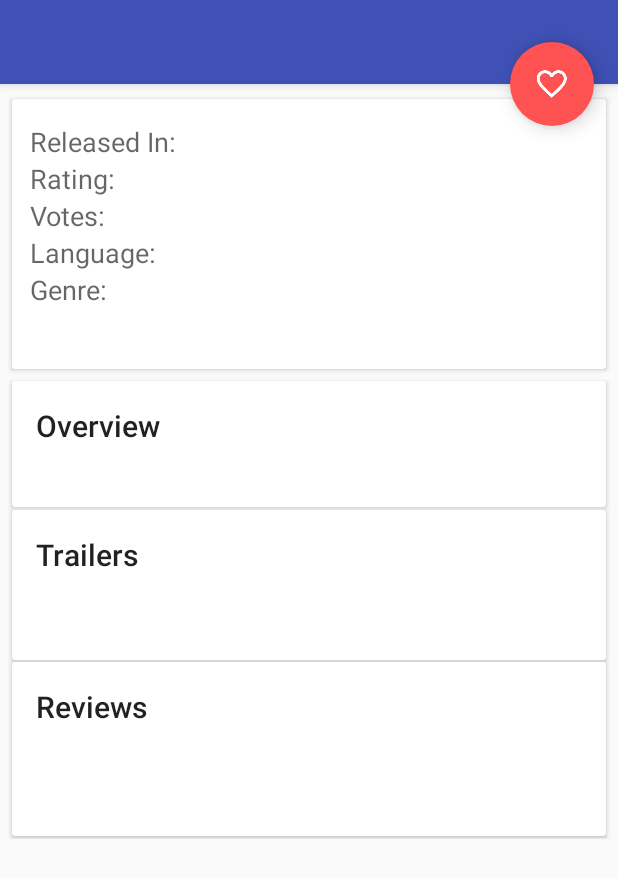
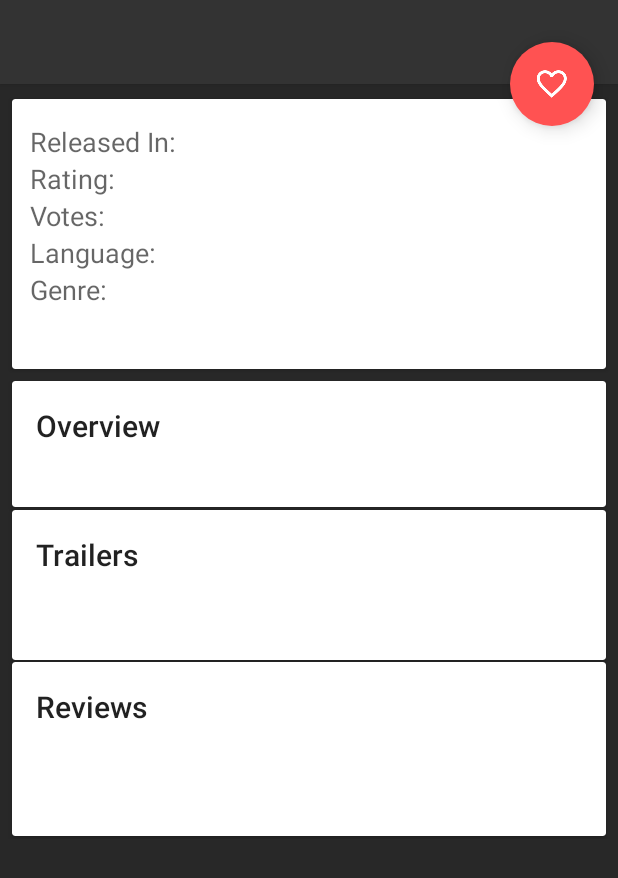
Before and after one commit to manvigupta1987/PopularMovies, an Android app: the MovieDetailFragment screen opened directly, with no data from a screen before it, on a phone screen of 412 x 824 dp. Shown: the top 878 px of the screen. Run offline under Robolectric (Android 15) with nearby library versions, the phone set to English and light mode, and no system bars; our stand-ins replace ButterKnife, Picasso; pictures from the network do not load.

Commit message:
Fix:Change the theme of App

```diff
--- a/app/src/main/res/layout-sw600dp/fragment_movie_detail.xml
+++ b/app/src/main/res/layout-sw600dp/fragment_movie_detail.xml
@@ -42,7 +42,8 @@
                 android:layout_width="match_parent"
                 android:layout_height="?attr/actionBarSize"
                 app:layout_collapseMode="pin"
-                app:popupTheme="@style/ThemeOverlay.AppCompat.Light" />
+                app:popupTheme="@style/ThemeOverlay.AppCompat.Light"
+                app:theme="@style/AppTheme.Toolbar"/>
 
         </android.support.design.widget.CollapsingToolbarLayout>
     </android.support.design.widget.AppBarLayout>
--- a/app/src/main/res/layout/fragment_movie_detail.xml
+++ b/app/src/main/res/layout/fragment_movie_detail.xml
@@ -40,7 +40,8 @@
                 android:layout_width="match_parent"
                 android:layout_height="?attr/actionBarSize"
                 app:layout_collapseMode="pin"
-                app:popupTheme="@style/ThemeOverlay.AppCompat.Light" />
+                app:popupTheme="@style/ThemeOverlay.AppCompat.Light"
+                app:theme="@style/AppTheme.Toolbar"/>
 
         </android.support.design.widget.CollapsingToolbarLayout>
     </android.support.design.widget.AppBarLayout>
--- a/app/src/main/res/values/colors.xml
+++ b/app/src/main/res/values/colors.xml
@@ -1,8 +1,8 @@
 <?xml version="1.0" encoding="utf-8"?>
 <resources>
-    <color name="colorPrimary">#3F51B5</color>
-    <color name="colorPrimaryDark">#303F9F</color>
-    <color name="colorAccent">#FF4081</color>
+    <color name="colorPrimary">#333333</color>
+    <color name="colorPrimaryDark">#1e1e1e</color>
+    <color name="colorAccent">#ffc701</color>
     <color name="colorTeal">#009688</color>
     <color name="colorWhite">#FFFFFF</color>
     <color name="colorBlack">#000000</color>
@@ -15,5 +15,8 @@
     <color name="fab_color_1_muted">#ff8080</color>
     <color name="fab_color_2">#9c27b0</color>
     <color name="fab_color_2_muted">#a56ab0</color>
+    <color name="black_translucent_60">#99000000</color>
+
+    <color name="window_background">#282828</color>
 
 </resources>
--- a/app/src/main/res/values/styles.xml
+++ b/app/src/main/res/values/styles.xml
@@ -2,10 +2,34 @@
 
     <!-- Base application theme. -->
     <style name="AppTheme" parent="Theme.AppCompat.Light.NoActionBar">
-        <!-- Customize your theme here. -->
         <item name="colorPrimary">@color/colorPrimary</item>
         <item name="colorPrimaryDark">@color/colorPrimaryDark</item>
         <item name="colorAccent">@color/colorAccent</item>
+        <item name="android:windowBackground">@color/window_background</item>
+        <item name="android:dialogTheme">@style/TitledDialog</item>
+    </style>
+
+    <style name="TitledDialog" parent="@style/Theme.AppCompat.Light.Dialog">
+        <item name="android:windowNoTitle">false</item>
+    </style>
+
+    <style name="AppTheme.Toolbar" parent="Theme.AppCompat.Light">
+        <item name="android:textColorPrimary">@android:color/white</item>
+        <item name="android:textColorSecondary">@android:color/white</item>
+        <item name="actionMenuTextColor">@android:color/white</item>
+    </style>
+
+    <style name="AppTheme.AppBarOverlay" parent="ThemeOverlay.AppCompat.Dark.ActionBar"/>
+
+    <style name="AppTheme.PopupOverlay" parent="ThemeOverlay.AppCompat.Light"/>
+
+    <style name="CollapsedToolbar" parent="@android:style/TextAppearance.Medium">
+        <item name="android:textColor">@android:color/white</item>
+        <item name="android:textStyle">normal</item>
+    </style>
+
+    <style name="ExpandedToolbar" parent="@android:style/TextAppearance.Medium">
+        <item name="android:textColor">@android:color/transparent</item>
     </style>
 
     <style name="Widget.CardContent" parent="android:Widget">
```
Also changed, not shown: 1 other file.
